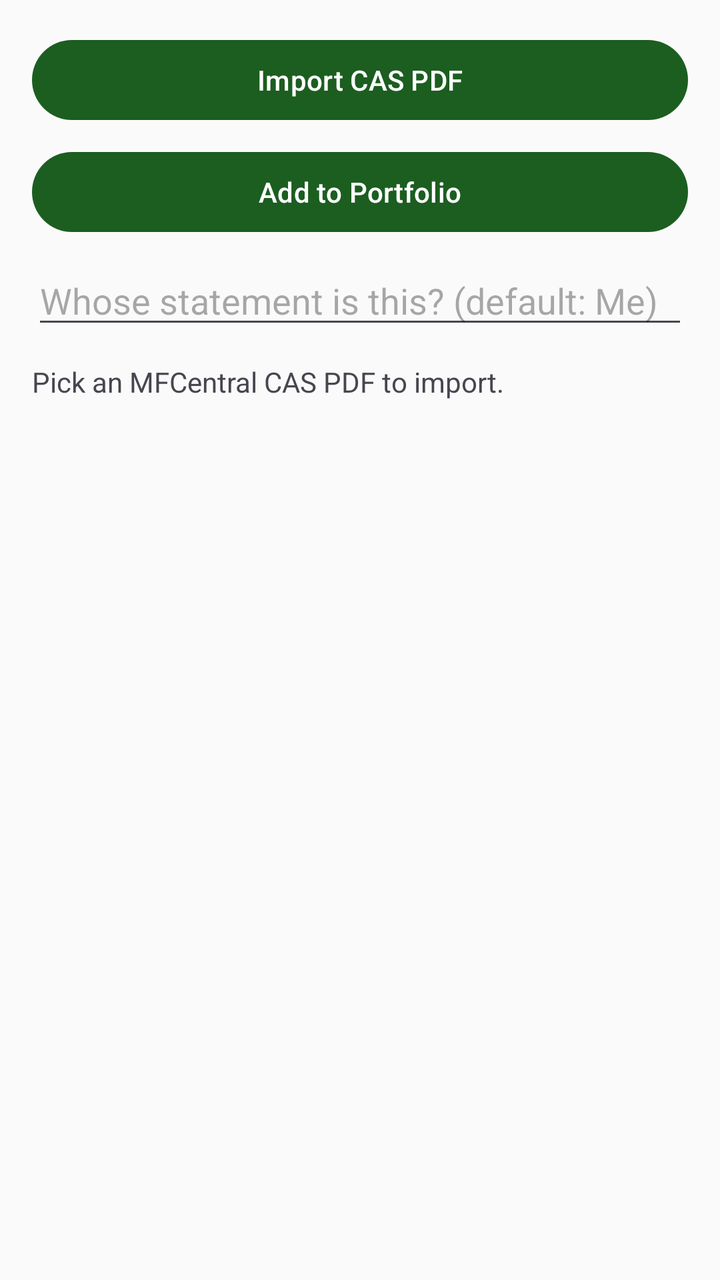
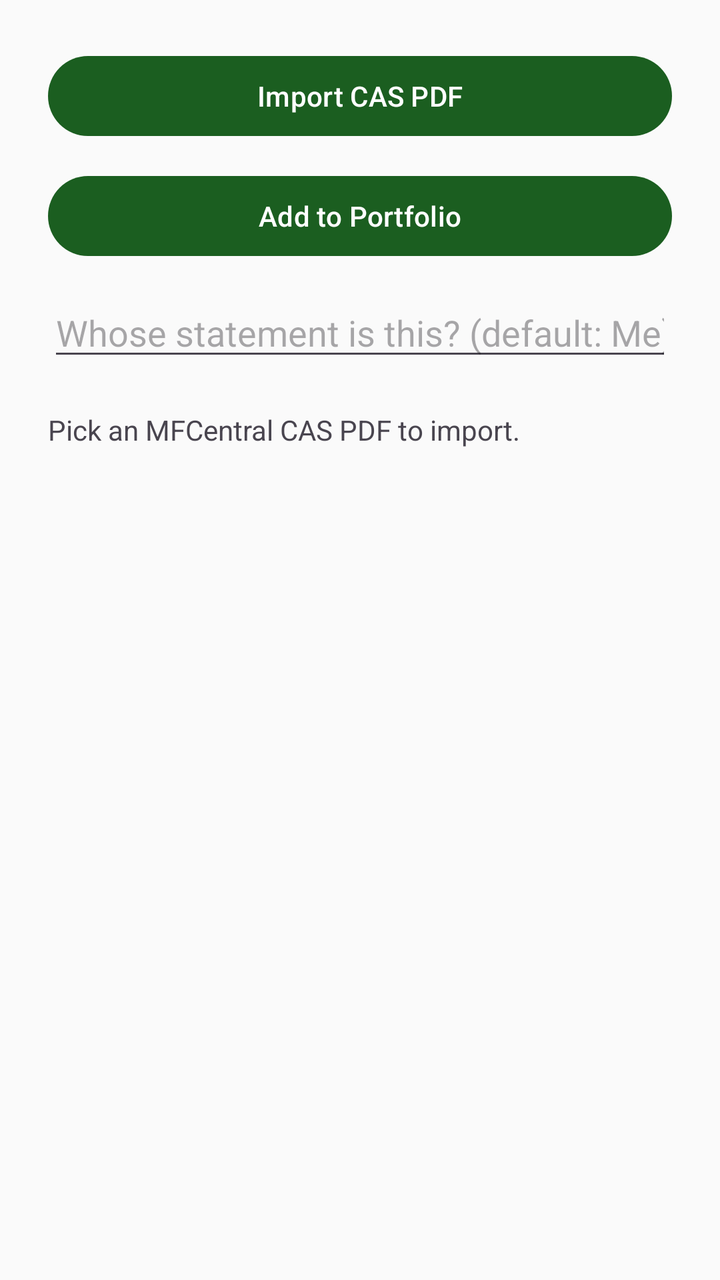

Compare the two renders of this Android layout. The source of the first and the diff that turns it into the second are given below.
<!-- AndroidManifest.xml: application theme Theme.PersonalPortfolio -->
<!-- res/layout/activity_import.xml -->
<?xml version="1.0" encoding="utf-8"?>
<LinearLayout xmlns:android="http://schemas.android.com/apk/res/android"
    android:layout_width="match_parent"
    android:layout_height="match_parent"
    android:orientation="vertical"
    android:padding="16dp">

    <Button
        android:id="@+id/importButton"
        android:layout_width="match_parent"
        android:layout_height="wrap_content"
        android:text="Import CAS PDF" />

    <Button
        android:id="@+id/commitButton"
        android:layout_width="match_parent"
        android:layout_height="wrap_content"
        android:layout_marginTop="8dp"
        android:text="Add to Portfolio" />

    <EditText
        android:id="@+id/memberNameInput"
        android:layout_width="match_parent"
        android:layout_height="wrap_content"
        android:layout_marginTop="8dp"
        android:hint="Whose statement is this? (default: Me)"
        android:inputType="textPersonName" />

    <TextView
        android:id="@+id/statusText"
        android:layout_width="match_parent"
        android:layout_height="wrap_content"
        android:layout_marginTop="12dp"
        android:textSize="14sp"
        android:text="Pick an MFCentral CAS PDF to import." />

    <androidx.recyclerview.widget.RecyclerView
        android:id="@+id/transactionsList"
        android:layout_width="match_parent"
        android:layout_height="0dp"
        android:layout_weight="1"
        android:layout_marginTop="12dp" />

</LinearLayout>
<!-- resources referenced by this layout -->
<resources>
  <style name="Theme.PersonalPortfolio" parent="Theme.Material3.DayNight.NoActionBar">
          <item name="colorPrimary">@color/colorPrimary</item>
          <item name="colorPrimaryVariant">@color/colorPrimaryVariant</item>
          <item name="colorOnPrimary">@color/colorOnPrimary</item>
  
          <item name="colorSecondary">@color/colorSecondary</item>
          <item name="colorOnSecondary">@color/colorOnSecondary</item>
  
          <item name="android:colorBackground">@color/colorBackground</item>
          <item name="colorOnBackground">@color/colorOnBackground</item>
  
          <item name="colorSurface">@color/colorSurface</item>
          <item name="colorOnSurface">@color/colorOnSurface</item>
  
          <item name="android:statusBarColor">@color/colorPrimaryVariant</item>
      </style>
  <color name="colorPrimary">#1B5E20</color>
  <color name="colorPrimaryVariant">#0D3B12</color>
  <color name="colorOnPrimary">#FFFFFF</color>
  <color name="colorSecondary">#00897B</color>
  <color name="colorOnSecondary">#FFFFFF</color>
  <color name="colorBackground">#FAFAFA</color>
  <color name="colorOnBackground">#1A1A1A</color>
  <color name="colorSurface">#FFFFFF</color>
  <color name="colorOnSurface">#1A1A1A</color>
</resources>

<!-- the commit's change to res/layout/activity_import.xml (unified diff, before → after) -->
@@ -3,7 +3,7 @@
     android:layout_width="match_parent"
     android:layout_height="match_parent"
     android:orientation="vertical"
-    android:padding="16dp">
+    android:padding="24dp">
 
     <Button
         android:id="@+id/importButton"
@@ -15,14 +15,14 @@
         android:id="@+id/commitButton"
         android:layout_width="match_parent"
         android:layout_height="wrap_content"
-        android:layout_marginTop="8dp"
+        android:layout_marginTop="12dp"
         android:text="Add to Portfolio" />
 
     <EditText
         android:id="@+id/memberNameInput"
         android:layout_width="match_parent"
         android:layout_height="wrap_content"
-        android:layout_marginTop="8dp"
+        android:layout_marginTop="12dp"
         android:hint="Whose statement is this? (default: Me)"
         android:inputType="textPersonName" />
 
@@ -30,7 +30,7 @@
         android:id="@+id/statusText"
         android:layout_width="match_parent"
         android:layout_height="wrap_content"
-        android:layout_marginTop="12dp"
+        android:layout_marginTop="20dp"
         android:textSize="14sp"
         android:text="Pick an MFCentral CAS PDF to import." />
 
@@ -39,6 +39,6 @@
         android:layout_width="match_parent"
         android:layout_height="0dp"
         android:layout_weight="1"
-        android:layout_marginTop="12dp" />
+        android:layout_marginTop="20dp" />
 
 </LinearLayout>
